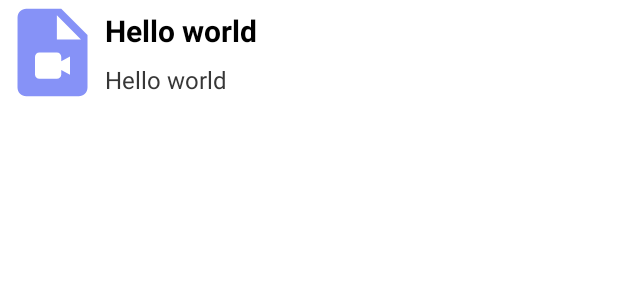
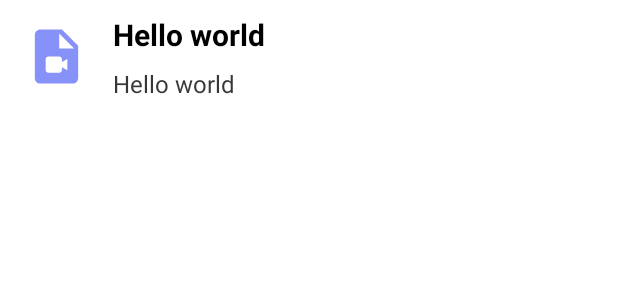
Before and after one commit to partharoypc/Facebook_Video_Downloader, an Android app: the layout video_item_layout.xml on its own in the app's theme, with its tools: preview values and no code run, on a phone screen of 412 x 824 dp. Shown: the top 300 px of the screen. Run offline under Robolectric (Android 15) with nearby library versions, the phone set to English and light mode, and no system bars.

Commit message:
Thumbnail added

```diff
--- a/app/src/main/java/com/sikderithub/facebookvideodownloader/DialogClass.java
+++ b/app/src/main/java/com/sikderithub/facebookvideodownloader/DialogClass.java
@@ -66,7 +66,7 @@ public class DialogClass extends Dialog implements View.OnClickListener {
                     }
                 }).build();
 
-        adLoader.loadAds(new AdRequest.Builder().build(), 3);
+        adLoader.loadAd(new AdRequest.Builder().build());
 
     }
 
--- a/app/src/main/res/layout/main_layout.xml
+++ b/app/src/main/res/layout/main_layout.xml
@@ -87,6 +87,6 @@
         android:layout_height="match_parent"
         android:layout_below="@id/rl_download_layout"
         android:layout_marginTop="16dp"
-        android:layout_marginBottom="24dp" />
+        android:layout_marginBottom="16dp" />
 
 </RelativeLayout>
--- a/app/src/main/res/layout/video_item_layout.xml
+++ b/app/src/main/res/layout/video_item_layout.xml
@@ -6,10 +6,11 @@
     android:layout_height="wrap_content">
 
     <ImageView
-        android:id="@+id/iv_image_icon"
-        android:layout_width="wrap_content"
-        android:layout_height="wrap_content"
-        android:scaleType="center"
+        android:id="@+id/iv_thumbnail"
+        android:layout_width="75dp"
+        android:layout_height="75dp"
+        android:scaleType="centerCrop"
+        android:padding="16dp"
         android:src="@drawable/ic_video_file"
         app:layout_constraintStart_toStartOf="parent"
         app:layout_constraintTop_toTopOf="parent" />
@@ -17,9 +18,9 @@
     <androidx.constraintlayout.widget.ConstraintLayout
         android:layout_width="wrap_content"
         android:layout_height="wrap_content"
-        app:layout_constraintBottom_toBottomOf="@+id/iv_image_icon"
-        app:layout_constraintStart_toEndOf="@+id/iv_image_icon"
-        app:layout_constraintTop_toTopOf="@+id/iv_image_icon">
+        app:layout_constraintBottom_toBottomOf="@+id/iv_thumbnail"
+        app:layout_constraintStart_toEndOf="@+id/iv_thumbnail"
+        app:layout_constraintTop_toTopOf="@+id/iv_thumbnail">
 
         <TextView
             android:id="@+id/tv_video_title"
--- a/app/src/main/res/values/strings.xml
+++ b/app/src/main/res/values/strings.xml
@@ -17,6 +17,9 @@
     <!-- Sample AdMob app ID: ca-app-pub-3940256099942544~3347511713 -->
     <string name="admob_id">ca-app-pub-3940256099942544~3347511713</string>
     <string name="admob_native_ad_id">ca-app-pub-3940256099942544/2247696110</string>
+    <string name="downloading">Downloading...</string>
+    <string name="processing">Processing...</string>
+    <string name="complete">Complete</string>
 
 
 </resources>
```
Also changed, not shown: app/src/main/java/com/sikderithub/facebookvideodownloader/Database.java (+15 -0 lines), app/src/main/java/com/sikderithub/facebookvideodownloader/activities/MainActivity.java (+14 -4 lines), app/src/main/java/com/sikderithub/facebookvideodownloader/adapters/ListAdapter.java (+21 -21 lines), app/src/main/java/com/sikderithub/facebookvideodownloader/models/FVideo.java (+21 -0 lines), app/src/main/java/com/sikderithub/facebookvideodownloader/utils/Utils.java (+31 -8 lines).
